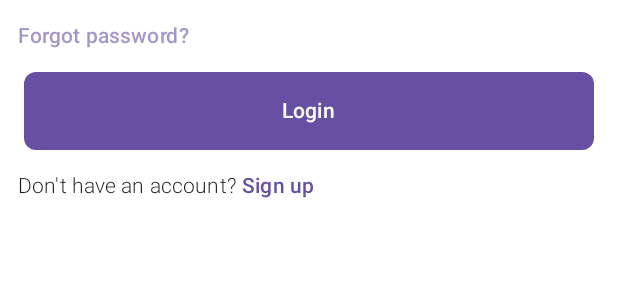
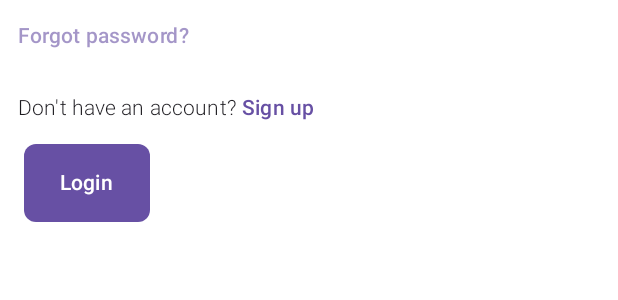
Before and after one commit to park-su-park/practice, an Android app built with Jetpack Compose: the @Preview function LoginButtonsPreview, on a phone screen of 412 x 824 dp. Shown: the top 300 px of the screen. Run offline under Robolectric (Android 15) with nearby library versions, the phone set to English and light mode, and no system bars.

Commit message:
refactor: move package for shared use across auth screens

```diff
--- a/frontend/composeApp/src/commonMain/kotlin/com/parksupark/paractice/feature/auth/presentation/login/components/LoginButtons.kt
+++ b/frontend/composeApp/src/commonMain/kotlin/com/parksupark/paractice/feature/auth/presentation/components/AuthButtons.kt
@@ -1,4 +1,4 @@
-package com.parksupark.paractice.feature.auth.presentation.login.components
+package com.parksupark.paractice.feature.auth.presentation.components
 
 import androidx.compose.foundation.layout.Column
 import androidx.compose.foundation.layout.fillMaxWidth
@@ -35,26 +35,6 @@ fun ForgotPasswordButton(
 }
 
 @Composable
-fun LoginButton(
-    onClick: () -> Unit,
-    modifier: Modifier = Modifier,
-) {
-    Button(
-        onClick = onClick,
-        modifier = modifier
-            .fillMaxWidth()
-            .padding(horizontal = 16.dp),
-        shape = MaterialTheme.shapes.small,
-    ) {
-        Text(
-            text = "Login",
-            modifier = Modifier.padding(vertical = 8.dp),
-            style = MaterialTheme.typography.labelLarge,
-        )
-    }
-}
-
-@Composable
 fun SignUpButton(
     onClick: () -> Unit,
     modifier: Modifier = Modifier,
@@ -82,6 +62,26 @@ fun SignUpButton(
 }
 
 @Composable
+fun AuthButton(
+    text: String,
+    onClick: () -> Unit,
+    modifier: Modifier = Modifier,
+) {
+    Button(
+        onClick = onClick,
+        modifier = modifier
+            .padding(horizontal = 16.dp),
+        shape = MaterialTheme.shapes.small,
+    ) {
+        Text(
+            text = text,
+            modifier = Modifier.padding(vertical = 8.dp),
+            style = MaterialTheme.typography.labelLarge,
+        )
+    }
+}
+
+@Composable
 @Preview
 private fun LoginButtonsPreview() {
     PTheme {
@@ -89,10 +89,11 @@ private fun LoginButtonsPreview() {
             ForgotPasswordButton(
                 onClick = { },
             )
-            LoginButton(
+            SignUpButton(
                 onClick = { },
             )
-            SignUpButton(
+            AuthButton(
+                text = "Login",
                 onClick = { },
             )
         }
```
Also changed, not shown: frontend/composeApp/src/commonMain/kotlin/com/parksupark/paractice/feature/auth/presentation/components/AuthTextFields.kt (renamed from frontend/composeApp/src/commonMain/kotlin/com/parksupark/paractice/feature/auth/presentation/login/components/LoginTextFields.kt, +5 -5 lines), frontend/composeApp/src/commonMain/kotlin/com/parksupark/paractice/feature/auth/presentation/login/LoginScreen.kt (+7 -6 lines).
